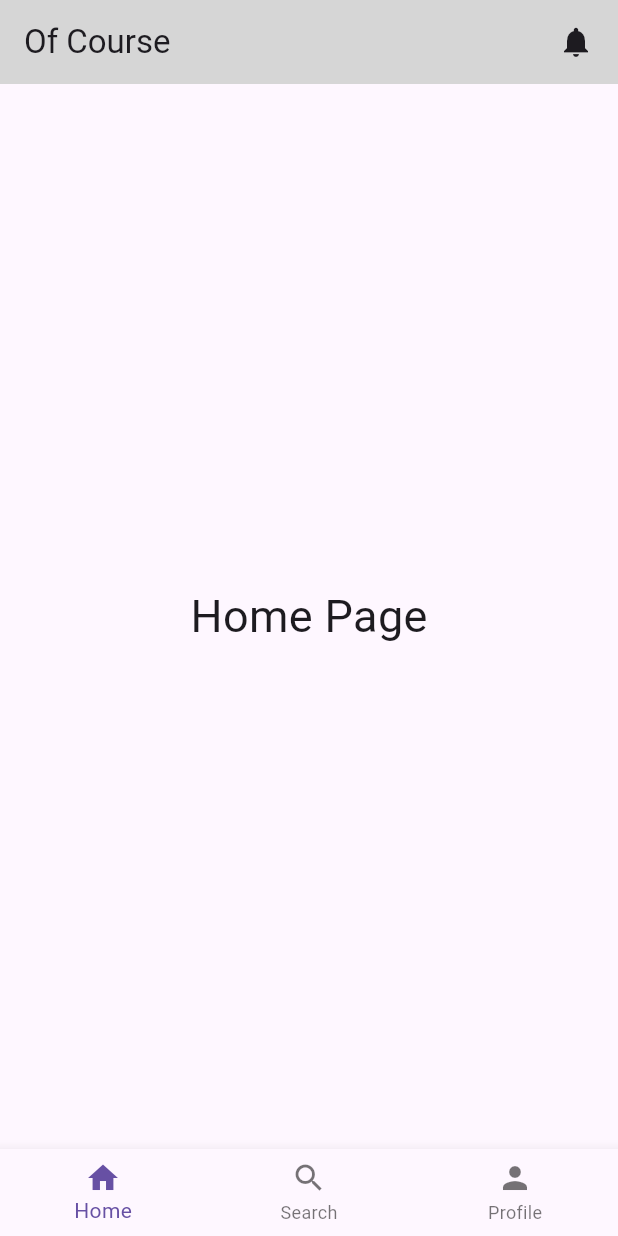
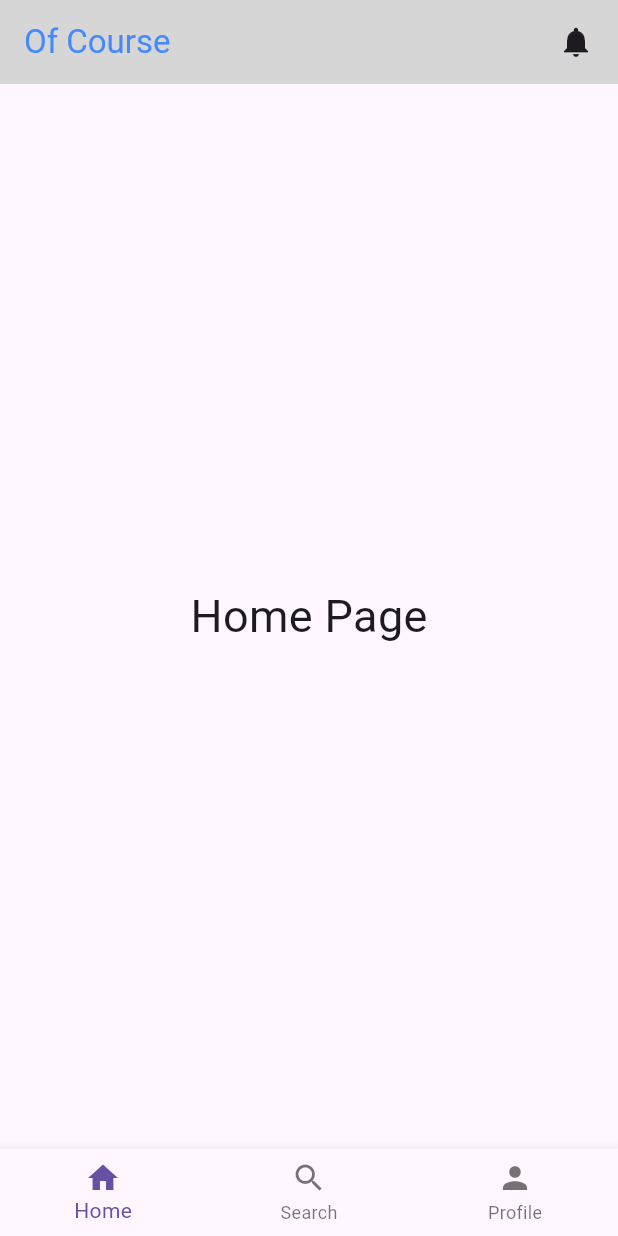
Before and after one commit to Amjadyabroudi128/ofCourse, a Flutter app: the screen it shows after launch, on a phone screen of 412 x 824 dp. Run offline on Flutter 3.47's test engine with Material 3 defaults, Android fonts, the phone set to English and light mode, and no system bars.

Commit message:
class name

```diff
--- a/lib/core/testStyles.dart
+++ b/lib/core/textstyles.dart
@@ -3,5 +3,5 @@ import 'package:flutter/material.dart';
 
 import 'colors.dart';
 class MyStyles {
-  static TextStyle ofCourse = TextStyle(color: myColors.ofCourse);
+  static TextStyle ofCourse = TextStyle(color: MyColors.ofCourse);
 }
```
